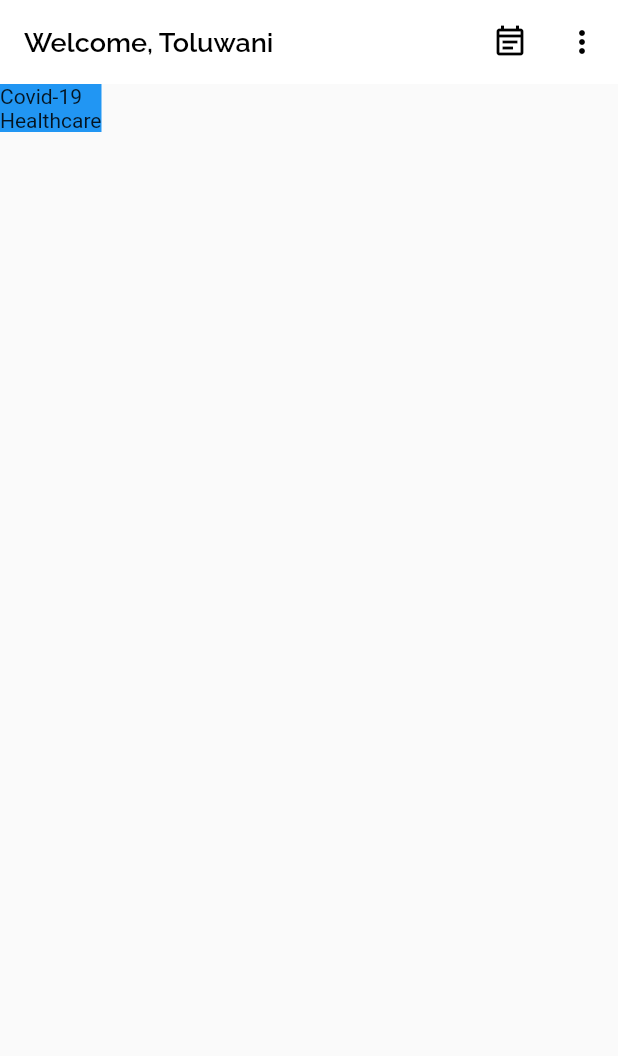
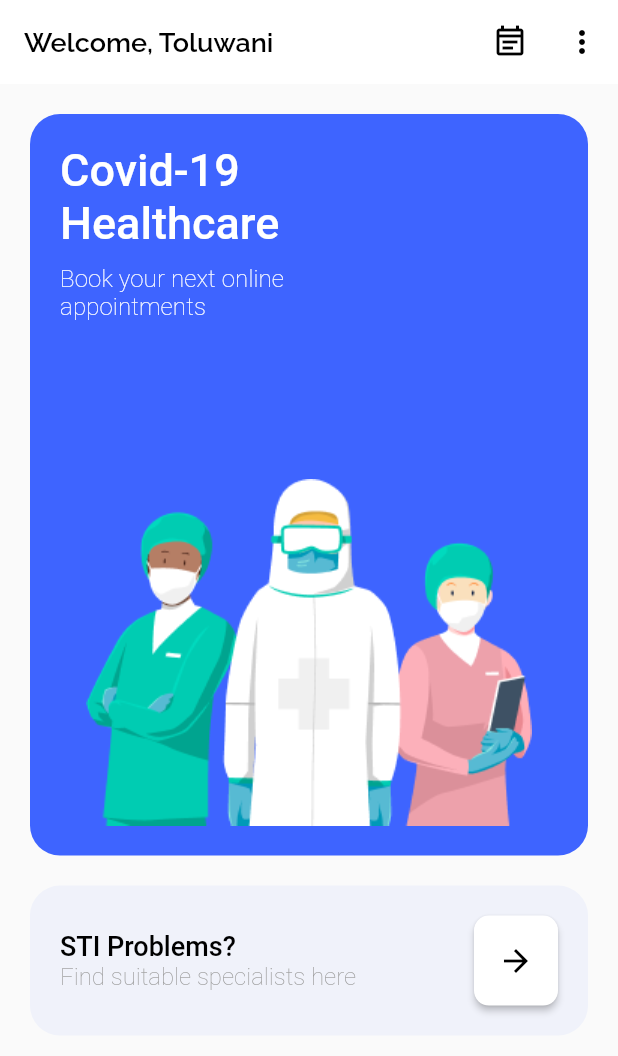
Before and after one commit to Sanjar1218/Doctors_appointments_app, a Flutter app: the screen it shows after launch, on a phone screen of 412 x 824 dp. Shown: the top 1056 px of the screen. Run offline on Flutter 3.47's test engine with Material 2 defaults, Android fonts, the light colour scheme and no system bars; our stand-ins replace google_fonts.

Commit message:
body is done

```diff
--- /dev/null
+++ b/lib/constant.dart
@@ -0,0 +1,23 @@
+// border radius
+const double kBorderRadius = 20.0;
+
+// main margin
+const double kMainMargin = 20.0;
+
+// constant main title
+const String kMainTitle = 'Welcome, Toluwani';
+
+// constant body title
+const String kBodyTitle = 'Covid-19 Healthcare';
+
+// constant body small title
+const String kBodySmallTitle = 'Book your next online appointments';
+
+// constant body down problems title
+const String kBodyDownProblemsTitle = 'STI Problems?';
+
+// constant body down problems small title
+const String kBodyDownProblemsSmallTitle = 'Find suitable specialists here';
+
+// constant button border radius
+const double kButtonBorderRadius = 10.0;
--- a/lib/main.dart
+++ b/lib/main.dart
@@ -1,6 +1,9 @@
+import 'dart:math';
+
 import 'package:flutter/material.dart';
 
 import '../style/main_style.dart';
+import 'constant.dart';
 
 void main() {
   WidgetsFlutterBinding.ensureInitialized();
@@ -23,7 +26,7 @@ class _MainPageState extends State<MainPage> {
   Widget build(BuildContext context) {
     return Scaffold(
       appBar: AppBar(
-          title: const Text('Welcome, Toluwani'),
+        title: const Text(kMainTitle),
         actions: [
           IconButton(
             icon: const Icon(Icons.event_note_outlined),
@@ -37,15 +40,83 @@ class _MainPageState extends State<MainPage> {
           ),
         ],
       ),
-        body: Column(
+      body: Padding(
+        padding: const EdgeInsets.all(kMainMargin),
+        child: Column(
           children: [
             Container(
+              padding: const EdgeInsets.all(kMainMargin),
+              decoration: BoxDecoration(
+                borderRadius: BorderRadius.circular(kBorderRadius),
                 color: Theme.of(context).primaryColor,
-              child: Column(children: const [
-                Text('Covid-19\nHealthcare'),
-              ]),
+              ),
+              width: double.infinity,
+              height: MediaQuery.of(context).size.height * 0.6,
+              child: Column(
+                mainAxisAlignment: MainAxisAlignment.spaceBetween,
+                children: [
+                  Row(
+                    children: [
+                      SizedBox(
+                        width: MediaQuery.of(context).size.width * 0.4,
+                        child: Column(
+                          children: [
+                            Text(
+                              kBodyTitle,
+                              style: Theme.of(context).textTheme.titleLarge,
+                            ),
+                            const SizedBox(height: 10.0),
+                            Text(
+                              kBodySmallTitle,
+                              style: Theme.of(context).textTheme.titleSmall,
+                            ),
+                          ],
+                        ),
+                      ),
+                    ],
+                  ),
+                  Image.asset('assets/images/illustration.png')
+                ],
+              ),
+            ),
+            const SizedBox(height: 20.0),
+            Container(
+              padding: const EdgeInsets.all(kMainMargin),
+              decoration: BoxDecoration(
+                borderRadius: BorderRadius.circular(kBorderRadius),
+                color: Theme.of(context).cardColor,
+              ),
+              child: Row(
+                mainAxisAlignment: MainAxisAlignment.spaceBetween,
+                children: [
+                  Column(
+                    crossAxisAlignment: CrossAxisAlignment.start,
+                    children: [
+                      Text(kBodyDownProblemsTitle,
+                          style: Theme.of(context).textTheme.titleMedium),
+                      Text(kBodyDownProblemsSmallTitle,
+                          style: Theme.of(context).textTheme.bodyMedium),
+                    ],
+                  ),
+                  ElevatedButton(
+                    onPressed: () {},
+                    style: ElevatedButton.styleFrom(
+                      minimumSize: const Size(40, 60),
+                      backgroundColor: Theme.of(context).secondaryHeaderColor,
+                      shape: RoundedRectangleBorder(
+                        borderRadius:
+                            BorderRadius.circular(kButtonBorderRadius),
+                      ),
+                    ),
+                    child: Icon(Icons.arrow_forward,
+                        color: Theme.of(context).colorScheme.inversePrimary),
+                  ),
+                ],
+              ),
             )
           ],
-        ));
+        ),
+      ),
+    );
   }
 }
```
Also changed, not shown: lib/style/main_style.dart (+29 -4 lines), 1 other file. Lines whose indentation alone changed are shown as unchanged.
